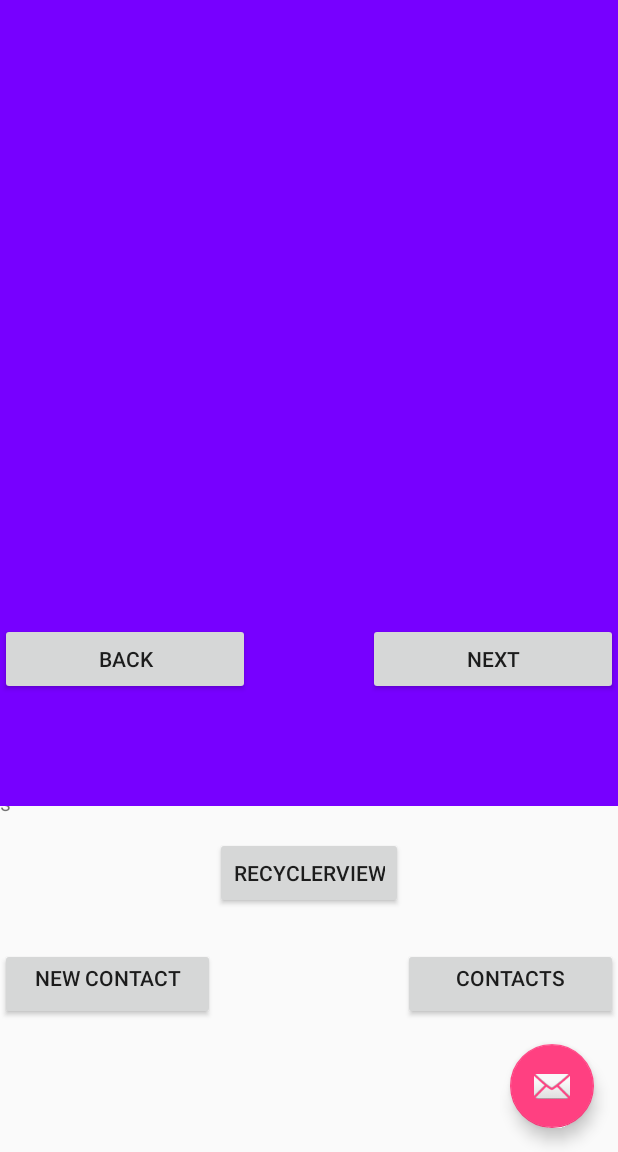
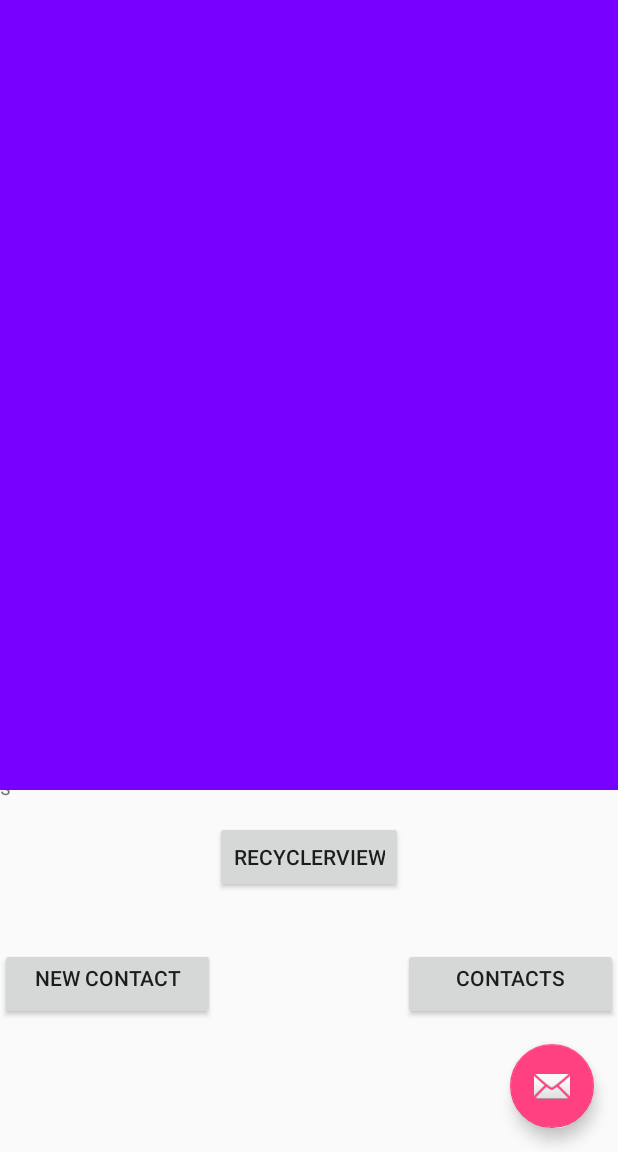
Before and after one commit to mPrivateGit/testing_SQLite, an Android app: the fragment GetContact placed in its activity, on a phone screen of 412 x 824 dp, the part 84-1236 px from its top. Run offline under Robolectric (Android 15) with nearby library versions, the phone set to English and light mode, and no system bars; 4 statements that could not run were skipped.

Commit message:
Опитимизировал код

```diff
--- a/app/src/main/java/com/example/aprivate/testing_sqlite/bin/AddContact.java
+++ b/app/src/main/java/com/example/aprivate/testing_sqlite/bin/AddContact.java
@@ -25,7 +25,6 @@ public class AddContact extends Fragment {
     private String mSecondName;
     private String mPhoneNumber;
 
-
     @Override
     public View onCreateView( LayoutInflater inflater, ViewGroup container,
                               Bundle savedInstanceState) {
@@ -49,9 +48,7 @@ public class AddContact extends Fragment {
                 c.setmSecondNames(mSecondName);
                 c.setmPhoneNumbers(mPhoneNumber);
 
-                //Collection.getInstance().getContacts().add(c);
                 Collection.sCollection.getContacts().add(c);
-
 
                 Log.d(TAG, Collection.sCollection.getContacts()
                         .get(Collection.sCollection.getContacts().size()-1)
--- a/app/src/main/java/com/example/aprivate/testing_sqlite/bin/RVF.java
+++ b/app/src/main/java/com/example/aprivate/testing_sqlite/bin/RVF.java
@@ -26,7 +26,7 @@ public class RVF extends Fragment{
     @Override
     public View onCreateView(LayoutInflater inflater, @Nullable ViewGroup container,
                              @Nullable Bundle savedInstanceState) {
-        View v = inflater.inflate(R.layout.recyclerview_lis, container, false);
+        View v = inflater.inflate(R.layout.activity_recycler_view, container, false);
         mRecyclerView = (RecyclerView) v.findViewById(R.id.recycler_view_id);
         mRecyclerView.addItemDecoration(new DividerItemDecoration(getContext(),
                 DividerItemDecoration.VERTICAL));
--- a/app/src/main/java/com/example/aprivate/testing_sqlite/bin/RecyclerViewFragment.java
+++ b/app/src/main/java/com/example/aprivate/testing_sqlite/bin/RecyclerViewFragment.java
@@ -26,7 +26,7 @@
 //    @Override
 //    public View onCreateView(LayoutInflater inflater, @Nullable ViewGroup container,
 //                             @Nullable Bundle savedInstanceState) {
-//        View v = inflater.inflate(R.layout.recyclerview_lis, container, false);
+//        View v = inflater.inflate(R.layout.activity_recycler_view, container, false);
 //        mRecyclerView = (RecyclerView) v.findViewById(R.id.recycler_view_id);
 //        mRecyclerView.addItemDecoration(new DividerItemDecoration(getContext(),
 //                DividerItemDecoration.VERTICAL));
--- a/app/src/main/res/layout/activity_main.xml
+++ b/app/src/main/res/layout/activity_main.xml
@@ -7,7 +7,7 @@
     android:orientation="vertical"
     tools:context="com.example.aprivate.testing_sqlite.bin.AddContact">
 
-    <include layout="@layout/test_layout">
+    <include layout="@layout/activity_toolbar_layout">
 
     </include>
 
--- a/app/src/main/res/layout/app_bar_main.xml
+++ b/app/src/main/res/layout/app_bar_main.xml
@@ -4,7 +4,7 @@
     xmlns:tools="http://schemas.android.com/tools"
     android:layout_width="match_parent"
     android:layout_height="match_parent"
-    tools:context="com.example.aprivate.testing_sqlite.bin.Main">
+    tools:context="com.example.aprivate.testing_sqlite.bin.MainActivity">
 
     <android.support.design.widget.AppBarLayout
         android:layout_width="match_parent"
@@ -23,5 +23,4 @@
     <include layout="@layout/content_main" />
 
 
-
 </android.support.design.widget.CoordinatorLayout>
--- a/app/src/main/res/layout/content_main.xml
+++ b/app/src/main/res/layout/content_main.xml
@@ -5,7 +5,7 @@
     android:layout_width="match_parent"
     android:layout_height="match_parent"
     app:layout_behavior="@string/appbar_scrolling_view_behavior"
-    tools:context="com.example.aprivate.testing_sqlite.bin.Main"
+    tools:context="com.example.aprivate.testing_sqlite.bin.MainActivity"
     tools:showIn="@layout/app_bar_main">
 
 </android.support.constraint.ConstraintLayout>
--- a/app/src/main/res/layout/fragment_blank.xml
+++ b/app/src/main/res/layout/fragment_blank.xml
@@ -11,12 +11,14 @@
         android:layout_weight="0.25"
         android:textSize="48sp">
     </TextView>
+
     <TextView
         android:id="@+id/get_second_name"
         android:layout_width="match_parent"
         android:layout_height="wrap_content"
         android:layout_weight="0.25"
         android:textSize="48sp"/>
+
     <TextView
         android:id="@+id/get_phone_number"
         android:layout_width="match_parent"
@@ -24,28 +26,4 @@
         android:layout_weight="0.25"
         android:textSize="48sp"/>
 
-    <LinearLayout
-        android:layout_width="match_parent"
-        android:layout_height="wrap_content"
-        android:layout_weight="0.25"
-        android:orientation="horizontal">
-
-        <Button
-            android:id="@+id/back_button"
-            android:layout_width="wrap_content"
-            android:layout_height="wrap_content"
-            android:layout_weight="0.3"
-            android:text="Back"/>
-        <android.support.v4.widget.Space
-            android:layout_width="wrap_content"
-            android:layout_height="wrap_content"
-            android:layout_weight="0.3"/>
-        <Button
-            android:id="@+id/next_button"
-            android:layout_width="wrap_content"
-            android:layout_height="wrap_content"
-            android:layout_weight="0.3"
-            android:text="Next"/>
-
-    </LinearLayout>
 </LinearLayout>
```
Also changed, not shown: app/src/main/res/layout/nav_header_main.xml (deleted, +0 -35 lines), app/src/main/res/layout/activity_recycler_view.xml (renamed from app/src/main/res/layout/recyclerview_lis.xml), app/src/main/res/layout/activity_toolbar_layout.xml (renamed from app/src/main/res/layout/test_layout.xml).
